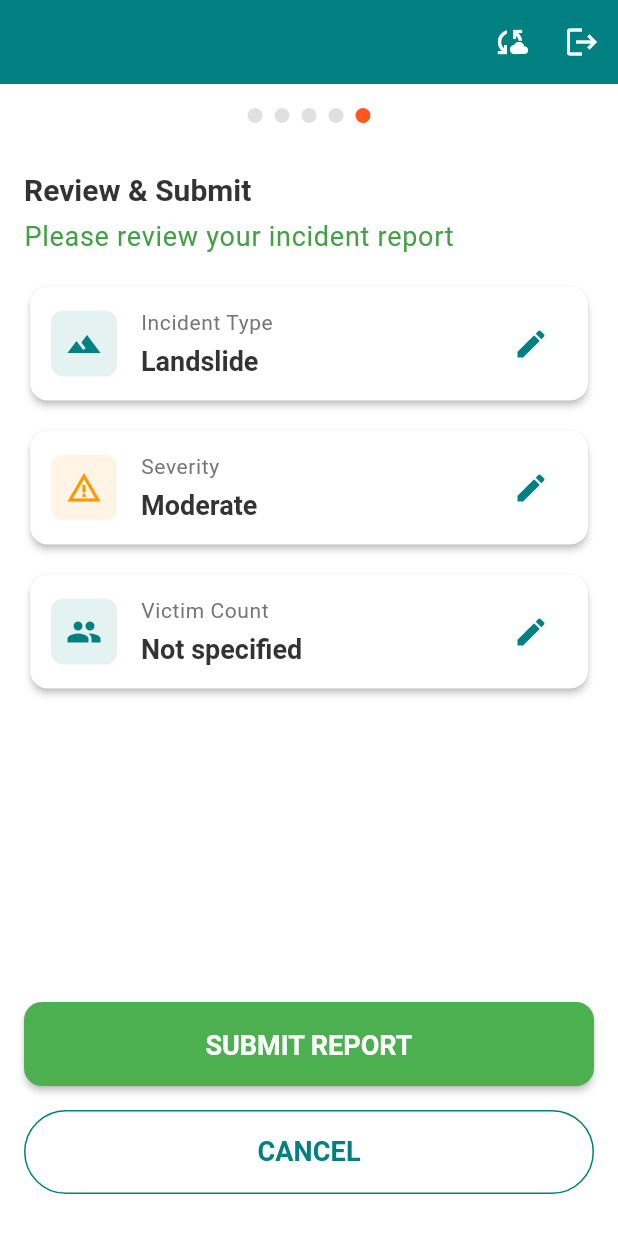
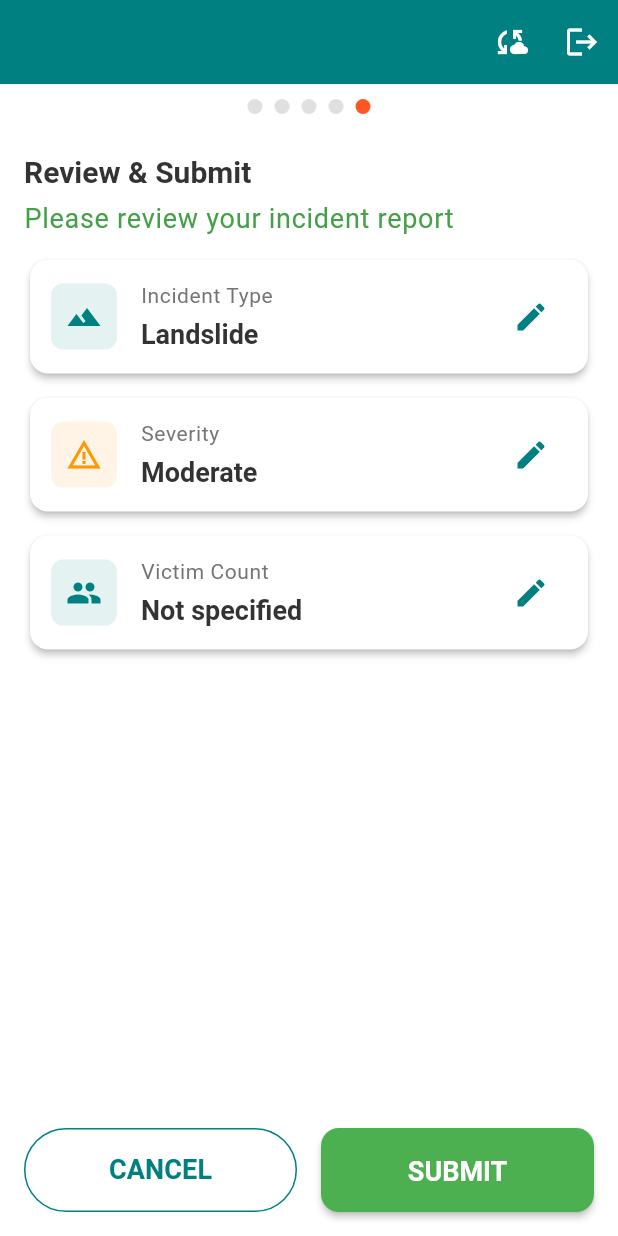
Before and after one commit to AthharPro/project-aegis, a Flutter app: the IncidentFormScreen screen opened directly, swiped to page 5, on a phone screen of 412 x 824 dp. Run offline on Flutter 3.47's test engine with Material 3 defaults, Android fonts, the light colour scheme and no system bars; our stand-ins replace camera, connectivity_plus, cross_file, equatable, flutter_dotenv, flutter_image_compress and 6 more; missing offline and left inert: workmanager; accounts and stored records are empty; statements that could not run were skipped.

```diff
--- a/mobile_app/lib/presentation/screens/incident_form_screen.dart
+++ b/mobile_app/lib/presentation/screens/incident_form_screen.dart
@@ -304,7 +304,7 @@ class _IncidentFormScreenState extends State<IncidentFormScreen> with WidgetsBin
 
           // Page Indicator
           Padding(
-            padding: const EdgeInsets.symmetric(vertical: 16),
+            padding: const EdgeInsets.symmetric(vertical: 10),
             child: _buildPageIndicator(),
           ),
 
--- a/mobile_app/lib/presentation/widgets/summary_page.dart
+++ b/mobile_app/lib/presentation/widgets/summary_page.dart
@@ -53,7 +53,7 @@ class SummaryPage extends StatelessWidget {
                   color: Colors.green[600],
                 ),
           ),
-          const SizedBox(height: 16),
+          const SizedBox(height: 10),
 
           // Summary Cards
           _buildSummaryCard(
@@ -63,7 +63,7 @@ class SummaryPage extends StatelessWidget {
             icon: _getIncidentIcon(selectedType ?? IncidentType.landslide),
             onEdit: onEditType,
           ),
-          const SizedBox(height: 12),
+          const SizedBox(height: 8),
 
           _buildSummaryCard(
             context,
@@ -73,7 +73,7 @@ class SummaryPage extends StatelessWidget {
             color: _getSeverityColor(severity),
             onEdit: onEditSeverity,
           ),
-          const SizedBox(height: 12),
+          const SizedBox(height: 8),
 
           _buildSummaryCard(
             context,
@@ -84,7 +84,7 @@ class SummaryPage extends StatelessWidget {
             icon: Icons.people,
             onEdit: onEditVictimCount,
           ),
-          const SizedBox(height: 12),
+          const SizedBox(height: 8),
 
           if (imagePath != null)
             Card(
@@ -124,9 +124,24 @@ class SummaryPage extends StatelessWidget {
 
           const Spacer(),
 
-          // Submit Button
-          SizedBox(
-            width: double.infinity,
+          Row(
+            children: [
+              Expanded(
+                child: SizedBox(
+                  height: 56,
+                  child: OutlinedButton(
+                    onPressed: onCancel,
+                    style: OutlinedButton.styleFrom(
+                      side: BorderSide(color: Theme.of(context).primaryColor),
+                      foregroundColor: Theme.of(context).primaryColor,
+                    ),
+                    child: const Text('CANCEL', style: TextStyle(fontWeight: FontWeight.bold)),
+                  ),
+                ),
+              ),
+              const SizedBox(width: 16),
+              Expanded(
+                child: SizedBox(
                   height: 56,
                   child: ElevatedButton(
                     onPressed: isLoading ? null : onSubmit,
@@ -143,26 +158,14 @@ class SummaryPage extends StatelessWidget {
                               strokeWidth: 3,
                             ),
                           )
-                  : const Text('SUBMIT REPORT'),
+                        : const Text('SUBMIT', style: TextStyle(fontWeight: FontWeight.bold)),
                   ),
                 ),
-
-          const SizedBox(height: 16),
-
-          SizedBox(
-            width: double.infinity,
-            height: 56,
-            child: OutlinedButton(
-              onPressed: onCancel,
-              style: OutlinedButton.styleFrom(
-                padding: const EdgeInsets.symmetric(vertical: 14),
-                side: BorderSide(color: Theme.of(context).primaryColor),
               ),
-              child: const Text('CANCEL'),
-            ),
+            ],
           ),
 
-          const SizedBox(height: 12),
+          // const SizedBox(height: 12),
 
           if (!isConnected)
             Center(
```
Lines whose indentation alone changed are shown as unchanged.
